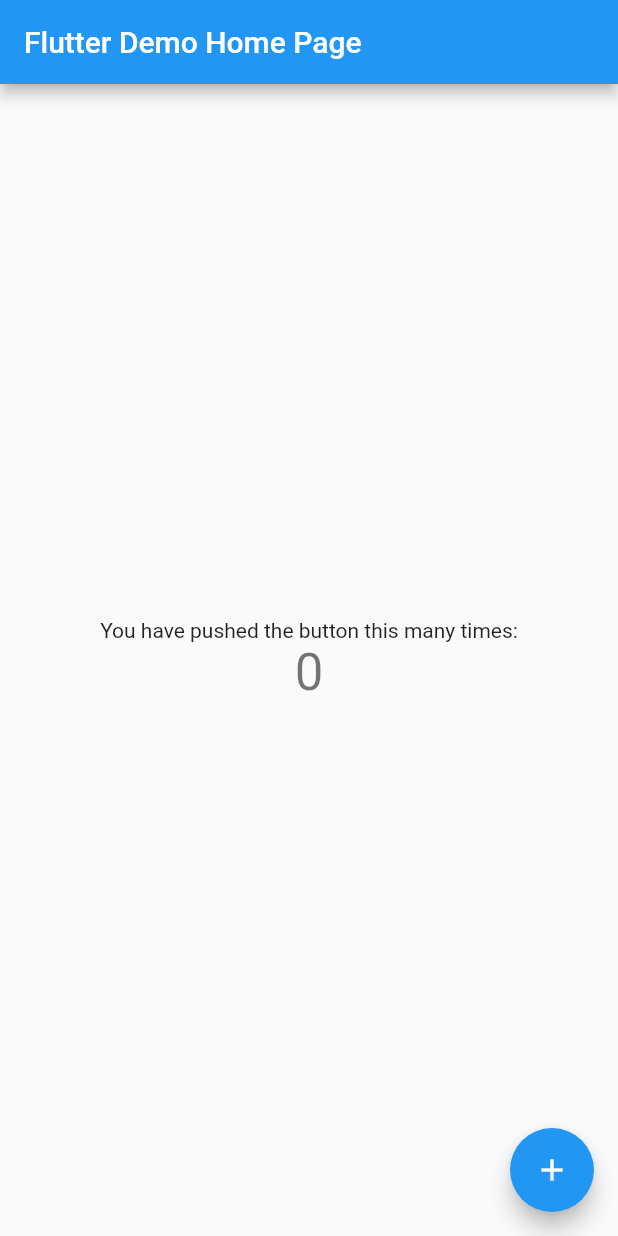
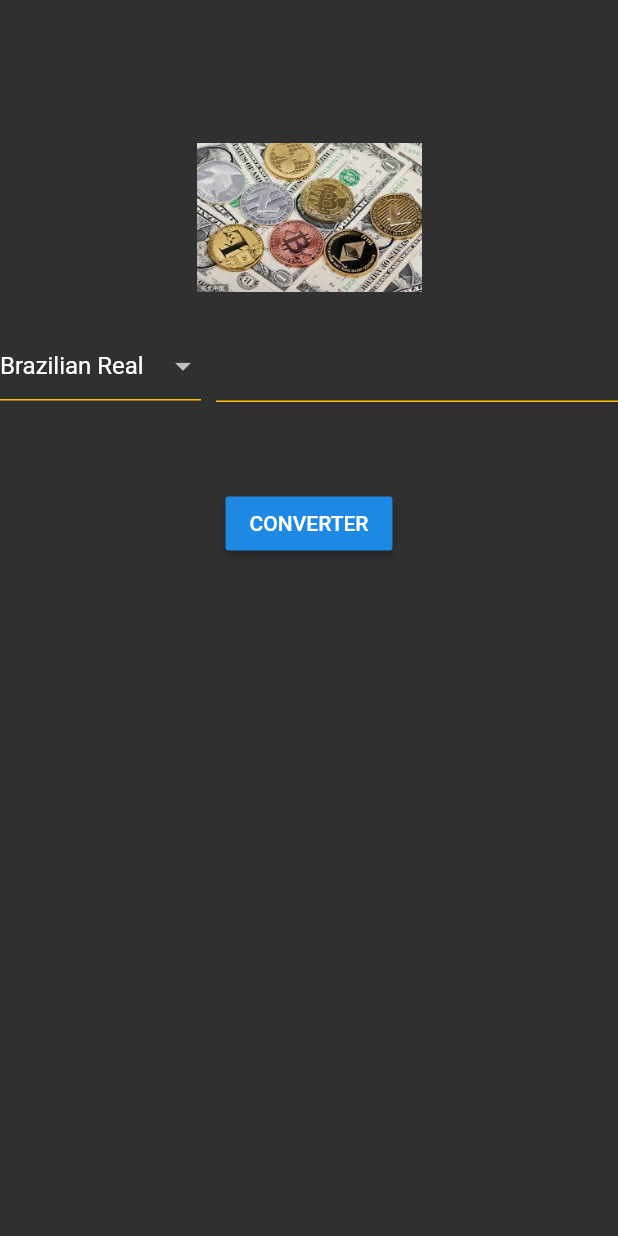
Before and after one commit to marikrg/currency-converter, a Flutter app: the screen it shows after launch, on a phone screen of 412 x 824 dp. Run offline on Flutter 3.47's test engine with Material 2 defaults, Android fonts, the phone set to English and light mode, and no system bars.

Commit message:
Create the home view

```diff
--- /dev/null
+++ b/lib/app/views/home_view.dart
@@ -0,0 +1,52 @@
+import 'package:flutter/cupertino.dart';
+import 'package:flutter/material.dart';
+
+class HomeView extends StatelessWidget {
+  @override
+  Widget build(BuildContext context) {
+    return Scaffold(
+        body: SizedBox(
+            width: MediaQuery.of(context).size.width,
+            height: MediaQuery.of(context).size.height,
+            child: Column(children: [
+              Padding(
+                  padding: EdgeInsets.only(
+                      top: 50, left: 20, right: 20, bottom: 20)),
+              Image.asset('assets/logo.jpeg', width: 150, height: 150),
+              SizedBox(
+                width: MediaQuery.of(context).size.width,
+                child: Row(
+                    crossAxisAlignment: CrossAxisAlignment.start,
+                    children: [
+                      Expanded(
+                          flex: 1,
+                          child: SizedBox(
+                              height: 55,
+                              child: DropdownButton(
+                                  isExpanded: true,
+                                  underline:
+                                      Container(height: 1, color: Colors.amber),
+                                  items: [
+                                    DropdownMenuItem(
+                                        child: Text('Brazilian Real')),
+                                    DropdownMenuItem(child: Text('US Dolar'))
+                                  ],
+                                  onChanged: (value) {}))),
+                      SizedBox(width: 10),
+                      Expanded(
+                          flex: 2,
+                          child: TextField(
+                              decoration: InputDecoration(
+                                  enabledBorder: UnderlineInputBorder(
+                                      borderSide:
+                                          BorderSide(color: Colors.amber)),
+                                  focusedBorder: UnderlineInputBorder(
+                                      borderSide:
+                                          BorderSide(color: Colors.amber))))),
+                    ]),
+              ),
+              SizedBox(height: 50),
+              RaisedButton(onPressed: () {}, child: Text('CONVERTER'))
+            ])));
+  }
+}
--- a/lib/main.dart
+++ b/lib/main.dart
@@ -1,117 +1,14 @@
+import 'package:currencyconverter/app/views/home_view.dart';
+import 'package:flutter/cupertino.dart';
 import 'package:flutter/material.dart';
 
-void main() {
-  runApp(MyApp());
+main() {
+  runApp(AppWidget());
 }
 
-class MyApp extends StatelessWidget {
-  // This widget is the root of your application.
+class AppWidget extends StatelessWidget {
   @override
   Widget build(BuildContext context) {
-    return MaterialApp(
-      title: 'Flutter Demo',
-      theme: ThemeData(
-        // This is the theme of your application.
-        //
-        // Try running your application with "flutter run". You'll see the
-        // application has a blue toolbar. Then, without quitting the app, try
-        // changing the primarySwatch below to Colors.green and then invoke
-        // "hot reload" (press "r" in the console where you ran "flutter run",
-        // or simply save your changes to "hot reload" in a Flutter IDE).
-        // Notice that the counter didn't reset back to zero; the application
-        // is not restarted.
-        primarySwatch: Colors.blue,
-        // This makes the visual density adapt to the platform that you run
-        // the app on. For desktop platforms, the controls will be smaller and
-        // closer together (more dense) than on mobile platforms.
-        visualDensity: VisualDensity.adaptivePlatformDensity,
-      ),
-      home: MyHomePage(title: 'Flutter Demo Home Page'),
-    );
+    return MaterialApp(theme: ThemeData.dark(), home: HomeView());
   }
 }
-
-class MyHomePage extends StatefulWidget {
-  MyHomePage({Key key, this.title}) : super(key: key);
-
-  // This widget is the home page of your application. It is stateful, meaning
-  // that it has a State object (defined below) that contains fields that affect
-  // how it looks.
-
-  // This class is the configuration for the state. It holds the values (in this
-  // case the title) provided by the parent (in this case the App widget) and
-  // used by the build method of the State. Fields in a Widget subclass are
-  // always marked "final".
-
-  final String title;
-
-  @override
-  _MyHomePageState createState() => _MyHomePageState();
-}
-
-class _MyHomePageState extends State<MyHomePage> {
-  int _counter = 0;
-
-  void _incrementCounter() {
-    setState(() {
-      // This call to setState tells the Flutter framework that something has
-      // changed in this State, which causes it to rerun the build method below
-      // so that the display can reflect the updated values. If we changed
-      // _counter without calling setState(), then the build method would not be
-      // called again, and so nothing would appear to happen.
-      _counter++;
-    });
-  }
-
-  @override
-  Widget build(BuildContext context) {
-    // This method is rerun every time setState is called, for instance as done
-    // by the _incrementCounter method above.
-    //
-    // The Flutter framework has been optimized to make rerunning build methods
-    // fast, so that you can just rebuild anything that needs updating rather
-    // than having to individually change instances of widgets.
-    return Scaffold(
-      appBar: AppBar(
-        // Here we take the value from the MyHomePage object that was created by
-        // the App.build method, and use it to set our appbar title.
-        title: Text(widget.title),
-      ),
-      body: Center(
-        // Center is a layout widget. It takes a single child and positions it
-        // in the middle of the parent.
-        child: Column(
-          // Column is also a layout widget. It takes a list of children and
-          // arranges them vertically. By default, it sizes itself to fit its
-          // children horizontally, and tries to be as tall as its parent.
-          //
-          // Invoke "debug painting" (press "p" in the console, choose the
-          // "Toggle Debug Paint" action from the Flutter Inspector in Android
-          // Studio, or the "Toggle Debug Paint" command in Visual Studio Code)
-          // to see the wireframe for each widget.
-          //
-          // Column has various properties to control how it sizes itself and
-          // how it positions its children. Here we use mainAxisAlignment to
-          // center the children vertically; the main axis here is the vertical
-          // axis because Columns are vertical (the cross axis would be
-          // horizontal).
-          mainAxisAlignment: MainAxisAlignment.center,
-          children: <Widget>[
-            Text(
-              'You have pushed the button this many times:',
-            ),
-            Text(
-              '$_counter',
-              style: Theme.of(context).textTheme.headline4,
-            ),
-          ],
-        ),
-      ),
-      floatingActionButton: FloatingActionButton(
-        onPressed: _incrementCounter,
-        tooltip: 'Increment',
-        child: Icon(Icons.add),
-      ), // This trailing comma makes auto-formatting nicer for build methods.
-    );
-  }
-}
--- a/pubspec.yaml
+++ b/pubspec.yaml
@@ -45,9 +45,8 @@ flutter:
   uses-material-design: true
 
   # To add assets to your application, add an assets section, like this:
-  # assets:
-  #   - images/a_dot_burr.jpeg
-  #   - images/a_dot_ham.jpeg
+  assets:
+    - assets/logo.jpeg
 
   # An image asset can refer to one or more resolution-specific "variants", see
   # https://flutter.dev/assets-and-images/#resolution-aware.
```
Also changed, not shown: assets/logo.jpeg (added), 2 other files.
